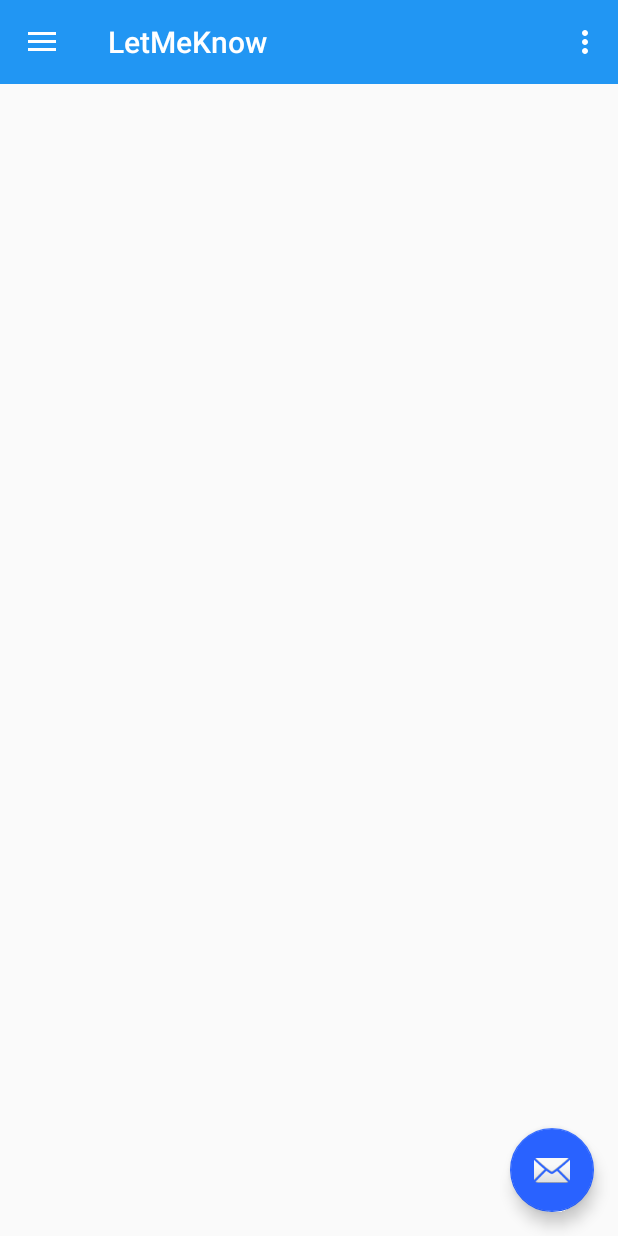
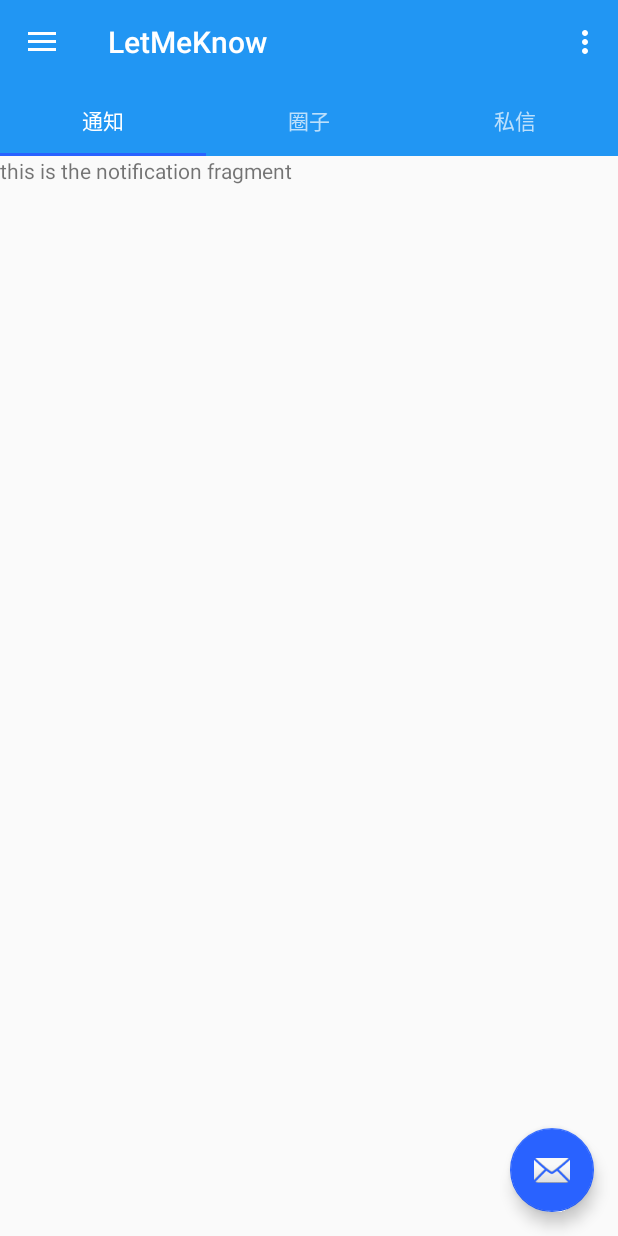
Before and after one commit to gocs/letmeknow, an Android app: the screen it shows after launch (MainActivity), on a phone screen of 412 x 824 dp. Run offline under Robolectric (Android 15) with nearby library versions, the phone set to English and light mode, and no system bars; our stand-ins replace ButterKnife.

Commit message:
add tab layout

```diff
--- a/android/Letmeknow-Android/app/build.gradle
+++ b/android/Letmeknow-Android/app/build.gradle
@@ -41,6 +41,7 @@ dependencies {
     compile 'com.jakewharton:butterknife:8.6.0'
     compile 'org.greenrobot:eventbus:3.0.0'
     compile 'com.android.support:design:25.3.1'
+    compile 'com.android.support:support-v4:25.3.1'
     testCompile 'junit:junit:4.12'
     annotationProcessor 'com.jakewharton:butterknife-compiler:8.6.0'
 }
--- a/android/Letmeknow-Android/app/src/main/java/org/gocs/letmeknow/activity/MainActivity.java
+++ b/android/Letmeknow-Android/app/src/main/java/org/gocs/letmeknow/activity/MainActivity.java
@@ -4,7 +4,12 @@ import android.os.Bundle;
 import android.support.annotation.NonNull;
 import android.support.design.widget.FloatingActionButton;
 import android.support.design.widget.NavigationView;
+import android.support.design.widget.TabLayout;
+import android.support.v4.app.Fragment;
+import android.support.v4.app.FragmentManager;
+import android.support.v4.app.FragmentPagerAdapter;
 import android.support.v4.view.GravityCompat;
+import android.support.v4.view.ViewPager;
 import android.support.v4.widget.DrawerLayout;
 import android.support.v7.app.ActionBarDrawerToggle;
 import android.support.v7.widget.Toolbar;
@@ -12,6 +17,12 @@ import android.view.Menu;
 import android.view.MenuItem;
 
 import org.gocs.letmeknow.R;
+import org.gocs.letmeknow.fragment.CircleFragment;
+import org.gocs.letmeknow.fragment.NotificationFragment;
+import org.gocs.letmeknow.fragment.PrivateMessageFragment;
+
+import java.util.ArrayList;
+import java.util.List;
 
 import butterknife.BindView;
 
@@ -25,6 +36,10 @@ public class MainActivity extends BaseActivity
     DrawerLayout drawer;
     @BindView(R.id.nav_view)
     NavigationView navigationView;
+    @BindView(R.id.tablayout)
+    TabLayout tabLayout;
+    @BindView(R.id.viewpager)
+    ViewPager viewPager;
 
 
     @Override
@@ -38,6 +53,9 @@ public class MainActivity extends BaseActivity
         toggle.syncState();
 
         navigationView.setNavigationItemSelectedListener(this);
+
+        setupViewPager(viewPager);
+        tabLayout.setupWithViewPager(viewPager);
     }
 
     @Override
@@ -83,4 +101,40 @@ public class MainActivity extends BaseActivity
         return true;
     }
 
+    private void setupViewPager(ViewPager viewPager) {
+        ViewPagerAdapter adapter = new ViewPagerAdapter(getSupportFragmentManager());
+        adapter.addFragment(new NotificationFragment(),getString(R.string.tab_notification));
+        adapter.addFragment(new CircleFragment(),getString(R.string.tab_circle));
+        adapter.addFragment(new PrivateMessageFragment(),getString(R.string.tab_pm));
+        viewPager.setAdapter(adapter);
+    }
+
+    class ViewPagerAdapter extends FragmentPagerAdapter {
+        private final List<Fragment> mFragmentList = new ArrayList<>();
+        private final List<String> mFragmentTitleList = new ArrayList<>();
+
+        private ViewPagerAdapter(FragmentManager manager) {
+            super(manager);
+        }
+
+        @Override
+        public Fragment getItem(int position) {
+            return mFragmentList.get(position);
+        }
+
+        @Override
+        public int getCount() {
+            return mFragmentList.size();
+        }
+
+        private void addFragment(Fragment fragment, String title) {
+            mFragmentList.add(fragment);
+            mFragmentTitleList.add(title);
+        }
+
+        @Override
+        public CharSequence getPageTitle(int position) {
+            return mFragmentTitleList.get(position);
+        }
+    }
 }
--- /dev/null
+++ b/android/Letmeknow-Android/app/src/main/java/org/gocs/letmeknow/fragment/CircleFragment.java
@@ -0,0 +1,26 @@
+package org.gocs.letmeknow.fragment;
+
+import android.os.Bundle;
+import android.support.annotation.Nullable;
+import android.view.LayoutInflater;
+import android.view.View;
+import android.view.ViewGroup;
+
+import org.gocs.letmeknow.R;
+
+import butterknife.ButterKnife;
+
+/**
+ * Created by dynamicheart on 6/28/2017.
+ */
+
+public class CircleFragment extends BaseFragment {
+
+    @Nullable
+    @Override
+    public View onCreateView(LayoutInflater inflater, @Nullable ViewGroup container, @Nullable Bundle savedInstanceState) {
+        View view = inflater.inflate(R.layout.fragment_circle, container, false);
+        ButterKnife.bind(this, view);
+        return view;
+    }
+}
--- /dev/null
+++ b/android/Letmeknow-Android/app/src/main/java/org/gocs/letmeknow/fragment/NotificationFragment.java
@@ -0,0 +1,26 @@
+package org.gocs.letmeknow.fragment;
+
+import android.os.Bundle;
+import android.support.annotation.Nullable;
+import android.view.LayoutInflater;
+import android.view.View;
+import android.view.ViewGroup;
+
+import org.gocs.letmeknow.R;
+
+import butterknife.ButterKnife;
+
+/**
+ * Created by dynamicheart on 6/28/2017.
+ */
+
+public class NotificationFragment extends BaseFragment {
+
+    @Nullable
+    @Override
+    public View onCreateView(LayoutInflater inflater, @Nullable ViewGroup container, @Nullable Bundle savedInstanceState) {
+        View view = inflater.inflate(R.layout.fragment_notification, container, false);
+        ButterKnife.bind(this, view);
+        return view;
+    }
+}
--- /dev/null
+++ b/android/Letmeknow-Android/app/src/main/java/org/gocs/letmeknow/fragment/PrivateMessageFragment.java
@@ -0,0 +1,10 @@
+package org.gocs.letmeknow.fragment;
+
+/**
+ * Created by dynamicheart on 6/28/2017.
+ */
+
+public class PrivateMessageFragment extends BaseFragment {
+
+
+}
--- /dev/null
+++ b/android/Letmeknow-Android/app/src/main/java/org/gocs/letmeknow/fragment/ReadFragment.java
@@ -0,0 +1,8 @@
+package org.gocs.letmeknow.fragment;
+
+/**
+ * Created by dynamicheart on 6/28/2017.
+ */
+
+public class ReadFragment extends BaseFragment {
+}
--- /dev/null
+++ b/android/Letmeknow-Android/app/src/main/java/org/gocs/letmeknow/fragment/SentFragment.java
@@ -0,0 +1,8 @@
+package org.gocs.letmeknow.fragment;
+
+/**
+ * Created by dynamicheart on 6/28/2017.
+ */
+
+public class SentFragment extends BaseFragment {
+}
--- /dev/null
+++ b/android/Letmeknow-Android/app/src/main/res/drawable-v21/ic_tab_group_work.xml
@@ -0,0 +1,4 @@
+<?xml version="1.0" encoding="UTF-8" standalone="no"?>
+<vector xmlns:android="http://schemas.android.com/apk/res/android" android:height="36dp" android:viewportHeight="24.0" android:viewportWidth="24.0" android:width="36dp">
+    <path android:fillColor="#FFFFFF" android:pathData="M12,2C6.48,2 2,6.48 2,12s4.48,10 10,10 10,-4.48 10,-10S17.52,2 12,2zM8,17.5c-1.38,0 -2.5,-1.12 -2.5,-2.5s1.12,-2.5 2.5,-2.5 2.5,1.12 2.5,2.5 -1.12,2.5 -2.5,2.5zM9.5,8c0,-1.38 1.12,-2.5 2.5,-2.5s2.5,1.12 2.5,2.5 -1.12,2.5 -2.5,2.5S9.5,9.38 9.5,8zM16,17.5c-1.38,0 -2.5,-1.12 -2.5,-2.5s1.12,-2.5 2.5,-2.5 2.5,1.12 2.5,2.5 -1.12,2.5 -2.5,2.5z"/>
+</vector>
--- /dev/null
+++ b/android/Letmeknow-Android/app/src/main/res/drawable-v21/ic_tab_message.xml
@@ -0,0 +1,4 @@
+<?xml version="1.0" encoding="UTF-8" standalone="no"?>
+<vector xmlns:android="http://schemas.android.com/apk/res/android" android:height="36dp" android:viewportHeight="24.0" android:viewportWidth="24.0" android:width="36dp">
+    <path android:fillColor="#FFFFFF" android:pathData="M20,2L4,2c-1.1,0 -1.99,0.9 -1.99,2L2,22l4,-4h14c1.1,0 2,-0.9 2,-2L22,4c0,-1.1 -0.9,-2 -2,-2zM18,14L6,14v-2h12v2zM18,11L6,11L6,9h12v2zM18,8L6,8L6,6h12v2z"/>
+</vector>
--- /dev/null
+++ b/android/Letmeknow-Android/app/src/main/res/drawable-v21/ic_tab_notifications.xml
@@ -0,0 +1,4 @@
+<?xml version="1.0" encoding="UTF-8" standalone="no"?>
+<vector xmlns:android="http://schemas.android.com/apk/res/android" android:height="36dp" android:viewportHeight="24.0" android:viewportWidth="24.0" android:width="36dp">
+    <path android:fillColor="#FFFFFF" android:pathData="M12,22c1.1,0 2,-0.9 2,-2h-4c0,1.1 0.89,2 2,2zM18,16v-5c0,-3.07 -1.64,-5.64 -4.5,-6.32L13.5,4c0,-0.83 -0.67,-1.5 -1.5,-1.5s-1.5,0.67 -1.5,1.5v0.68C7.63,5.36 6,7.92 6,11v5l-2,2v1h16v-1l-2,-2z"/>
+</vector>
--- a/android/Letmeknow-Android/app/src/main/res/layout/activity_main.xml
+++ b/android/Letmeknow-Android/app/src/main/res/layout/activity_main.xml
@@ -11,10 +11,45 @@
         android:layout_width="match_parent"
         android:layout_height="match_parent">
 
-        <include
-            layout="@layout/item_toolbar"
+        <LinearLayout
             android:layout_width="match_parent"
-            android:layout_height="wrap_content" />
+            android:layout_height="wrap_content"
+            android:orientation="vertical"
+            android:theme="@style/AppTheme.AppBarOverlay">
+
+            <android.support.v7.widget.Toolbar
+                android:id="@+id/toolbar"
+                android:layout_width="match_parent"
+                android:layout_height="?attr/actionBarSize"
+                android:background="?attr/colorPrimary"
+                app:theme="@style/ThemeOverlay.AppCompat.Dark.ActionBar"
+                app:popupTheme="@style/AppTheme.PopupOverlay" />
+            <android.support.design.widget.TabLayout
+                android:id="@+id/tablayout"
+                android:layout_width="match_parent"
+                android:layout_height="wrap_content"
+                android:background="@color/colorPrimary">
+                <android.support.design.widget.TabItem
+                    android:layout_width="wrap_content"
+                    android:layout_height="wrap_content"
+                    android:icon="@drawable/ic_tab_notifications"/>
+                <android.support.design.widget.TabItem
+                    android:layout_width="wrap_content"
+                    android:layout_height="wrap_content"
+                    android:icon="@drawable/ic_tab_group_work"/>
+                <android.support.design.widget.TabItem
+                    android:layout_width="wrap_content"
+                    android:layout_height="wrap_content"
+                    android:icon="@drawable/ic_tab_message"/>
+            </android.support.design.widget.TabLayout>
+
+            <android.support.v4.view.ViewPager
+                android:id="@+id/viewpager"
+                android:layout_width="match_parent"
+                android:layout_height="match_parent">
+            </android.support.v4.view.ViewPager>
+
+        </LinearLayout>
 
         <android.support.design.widget.FloatingActionButton
             android:id="@+id/fab"
@@ -23,6 +58,7 @@
             android:layout_gravity="bottom|end"
             android:layout_margin="@dimen/fab_margin"
             app:srcCompat="@android:drawable/ic_dialog_email" />
+
     </android.support.design.widget.CoordinatorLayout>
 
     <android.support.design.widget.NavigationView
--- /dev/null
+++ b/android/Letmeknow-Android/app/src/main/res/layout/fragment_circle.xml
@@ -0,0 +1,11 @@
+<?xml version="1.0" encoding="utf-8"?>
+<LinearLayout xmlns:android="http://schemas.android.com/apk/res/android"
+    android:orientation="vertical" android:layout_width="match_parent"
+    android:layout_height="match_parent">
+
+    <TextView
+        android:layout_width="wrap_content"
+        android:layout_height="wrap_content"
+        android:text="this is the circle fragment"/>
+
+</LinearLayout>
--- /dev/null
+++ b/android/Letmeknow-Android/app/src/main/res/layout/fragment_notification.xml
@@ -0,0 +1,10 @@
+<?xml version="1.0" encoding="utf-8"?>
+<LinearLayout xmlns:android="http://schemas.android.com/apk/res/android"
+    android:orientation="vertical" android:layout_width="match_parent"
+    android:layout_height="match_parent">
+
+    <TextView
+        android:layout_width="wrap_content"
+        android:layout_height="wrap_content"
+        android:text="this is the notification fragment"/>
+</LinearLayout>
--- /dev/null
+++ b/android/Letmeknow-Android/app/src/main/res/layout/fragment_read.xml
@@ -0,0 +1,6 @@
+<?xml version="1.0" encoding="utf-8"?>
+<LinearLayout xmlns:android="http://schemas.android.com/apk/res/android"
+    android:orientation="vertical" android:layout_width="match_parent"
+    android:layout_height="match_parent">
+
+</LinearLayout>
--- /dev/null
+++ b/android/Letmeknow-Android/app/src/main/res/layout/fragment_sent.xml
@@ -0,0 +1,6 @@
+<?xml version="1.0" encoding="utf-8"?>
+<LinearLayout xmlns:android="http://schemas.android.com/apk/res/android"
+    android:orientation="vertical" android:layout_width="match_parent"
+    android:layout_height="match_parent">
+
+</LinearLayout>
--- a/android/Letmeknow-Android/app/src/main/res/values/strings.xml
+++ b/android/Letmeknow-Android/app/src/main/res/values/strings.xml
@@ -1,6 +1,8 @@
 <resources>
     <string name="app_name">LetMeKnow</string>
-
+    <string name="tab_notification">通知</string>
+    <string name="tab_circle">圈子</string>
+    <string name="tab_pm">私信</string>
     <string name="drawer_profile">个人资料</string>
     <string name="drawer_setting">设置</string>
     <string name="drawer_about">关于Letmeknow</string>
@@ -9,4 +11,7 @@
     <string name="navigation_drawer_close">Close navigation drawer</string>
 
     <string name="action_settings">Settings</string>
+
+    <!-- TODO: Remove or change this placeholder text -->
+    <string name="hello_blank_fragment">Hello blank fragment</string>
 </resources>
```
